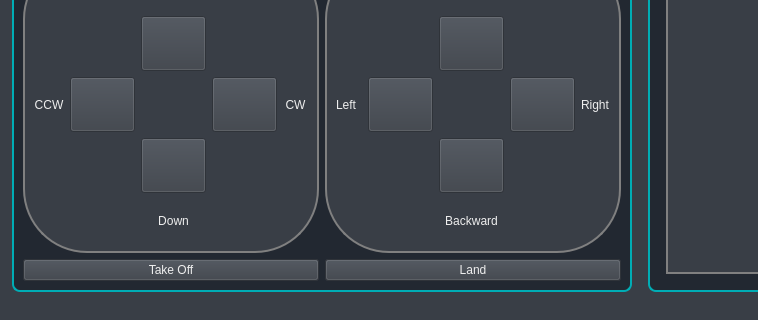
This is ui/form.ui in maciejkaniewski/Drone-control-with-hand-gestures-using-image-processing as Qt 5 draws it before an edit; both pictures show x 0 to 758 and y 400 to 720 of the 1280 by 720 pixel window. The edited form follows.
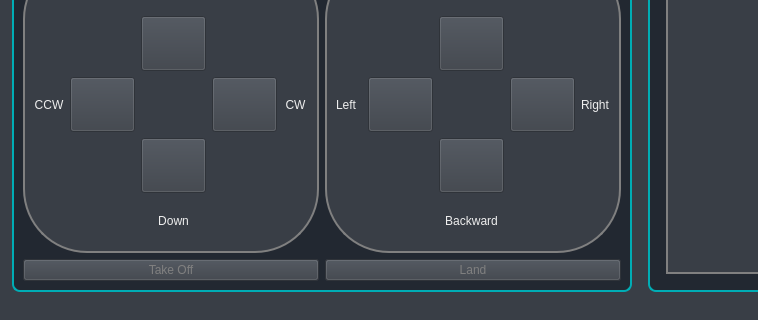
This is the edited form. Icons and pictures are not drawn.

Patch:
```diff
--- a/ui/form.ui
+++ b/ui/form.ui
@@ -699,6 +699,10 @@
          <property name="styleSheet">
           <string notr="true">QPushButton#QPushButton_Take_Off{
 	color:#EEEEEE;
+}
+
+QPushButton::disabled#QPushButton_Take_Off  {
+    color:  grey;
 }</string>
          </property>
          <property name="text">
@@ -714,6 +718,10 @@
          <property name="styleSheet">
           <string notr="true">QPushButton#QPushButton_Land{
 	color:#EEEEEE;
+}
+
+QPushButton::disabled#QPushButton_Land {
+    color:  grey;
 }</string>
          </property>
          <property name="text">
```
